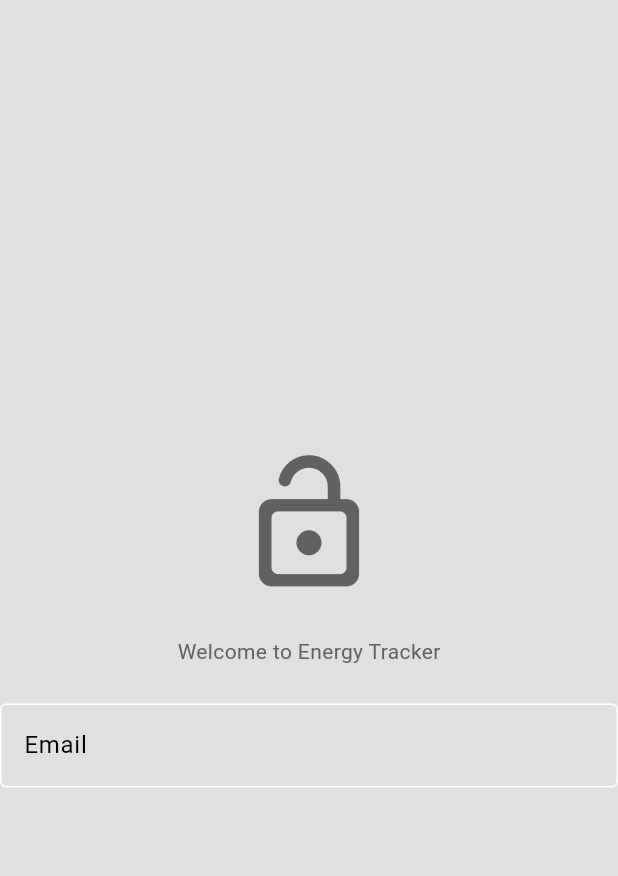
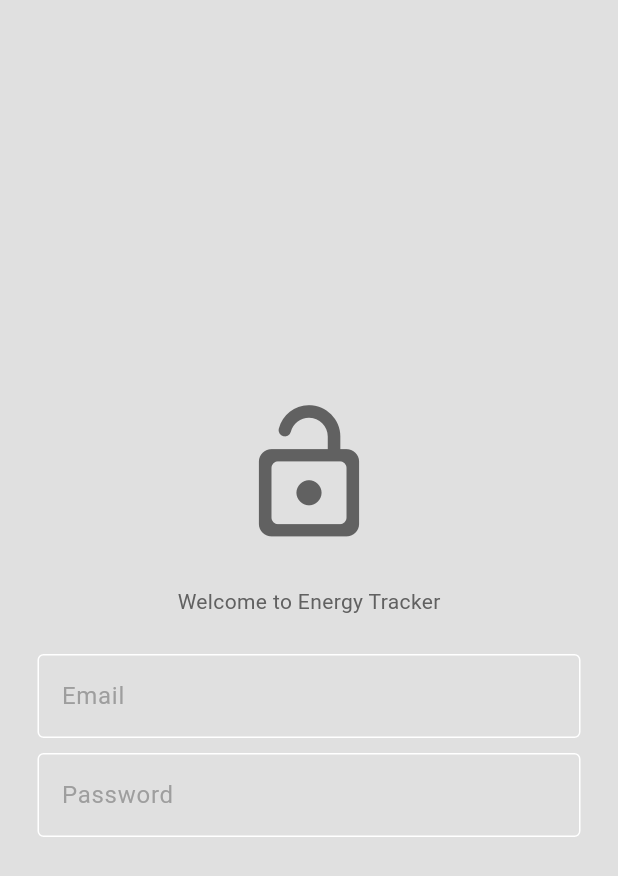
Before and after one commit to sunidhisharma03/EMCS, a Flutter app: the screen it shows after launch, on a phone screen of 412 x 824 dp. Shown: the top 876 px of the screen. Run offline on Flutter 3.47's test engine with Material 3 defaults, Android fonts, the phone set to English and light mode, and no system bars.

Commit message:
Loginpage modified

```diff
--- a/lib/components/my_textfeild.dart
+++ b/lib/components/my_textfeild.dart
@@ -9,17 +9,17 @@ class MyTextField extends StatelessWidget {
     super.key,
     required this.controller,
     required this.hintText,
-    this.obscureText = false,
-    required bool obsecureText, // Set default value here without 'required'
+    this.obscureText = false, // Only use obscureText
   });
 
   @override
   Widget build(BuildContext context) {
-    return TextField(
+    return Padding(
+      padding: const EdgeInsets.symmetric(horizontal: 25.0),
+      child: TextField(
         controller: controller,
-      obscureText: obscureText,
+        obscureText: obscureText, // Correct spelling used here
         decoration: InputDecoration(
-        hintText: hintText, // Use the hintText
           enabledBorder: OutlineInputBorder(
             borderSide: BorderSide(
               color: Theme.of(context).colorScheme.tertiary,
@@ -30,6 +30,11 @@ class MyTextField extends StatelessWidget {
               color: Theme.of(context).colorScheme.primary,
             ),
           ),
+          hintText: hintText,
+          hintStyle: TextStyle(
+            color: Theme.of(context).colorScheme.primary,
+          ),
+        ),
       ),
     );
   }
--- a/lib/pages/login_page.dart
+++ b/lib/pages/login_page.dart
@@ -2,7 +2,6 @@ import 'package:flutter/material.dart';
 import 'package:my_flutter_app/components/my_textfeild.dart';
 
 class LoginPage extends StatelessWidget {
-  // const LoginPage({super.key});
   final TextEditingController emailController = TextEditingController();
   final TextEditingController passwordController = TextEditingController();
 
@@ -29,13 +28,24 @@ class LoginPage extends StatelessWidget {
               ),
             ),
             const SizedBox(height: 25),
+
+            // Email Textfield
             MyTextField(
               controller: emailController,
               hintText: "Email",
-                obsecureText: false,
+              obscureText: false, // Corrected spelling here
+            ),
+            const SizedBox(height: 10),
+
+            // Password Textfield
+            MyTextField(
+              controller: passwordController,
+              hintText: "Password",
+              obscureText: true, // Corrected spelling here
             ),
           ],
         ),
-        ));
+      ),
+    );
   }
 }
```
Lines whose indentation alone changed are shown as unchanged.
